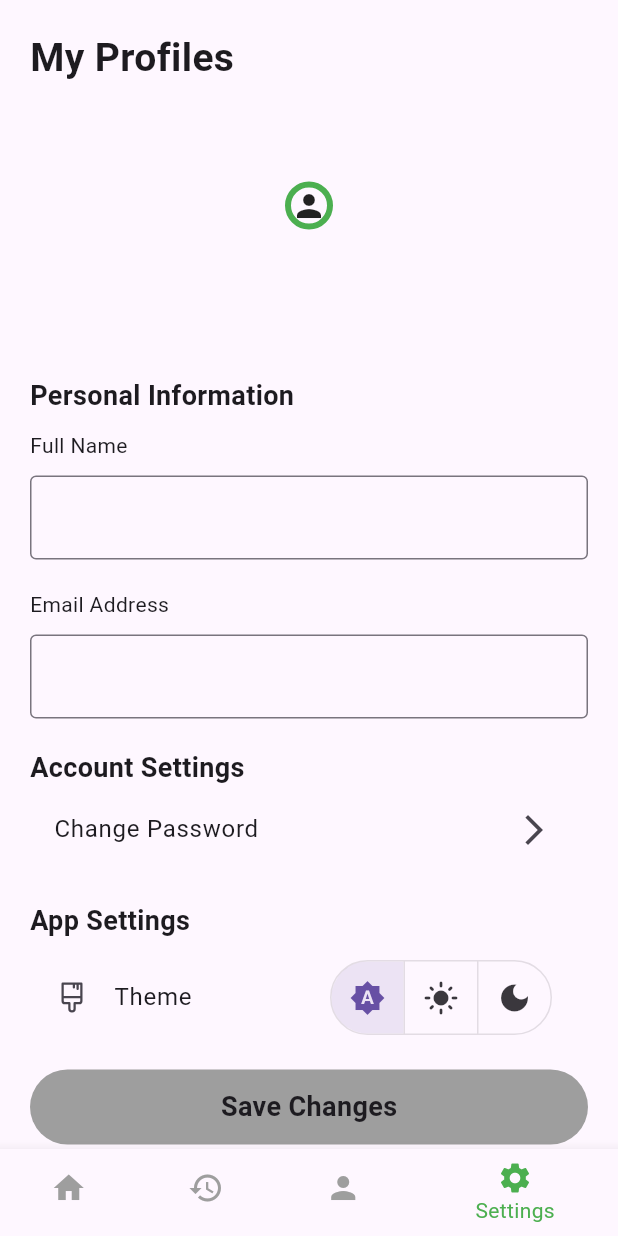
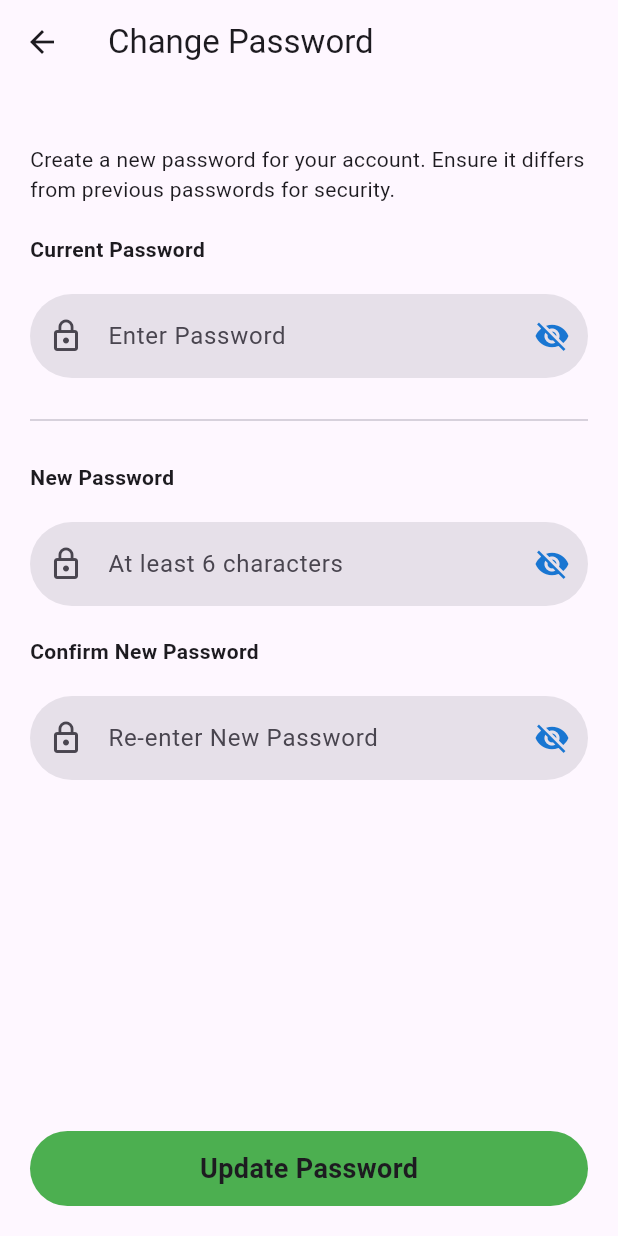
Before and after one commit to aliffirfan4523/padizdoctor, a Flutter app: the MainNavigationView screen opened by its route, item 4 of the bottom bar chosen, after a tap on "Change Password", on a phone screen of 412 x 824 dp. Run offline on Flutter 3.47's test engine with Material 3 defaults, Android fonts, the phone set to English and light mode, and no system bars; drawn by our look-alikes of cached_network_image; our stand-ins replace camera, cloud_firestore, firebase_auth, firebase_core, fl_chart, fluentui_system_icons and 6 more; missing offline and left inert: blur_detection; accounts and stored records are empty; network calls fail.

Commit message:
feat: Add change password functionality and reusable text field component

```diff
--- a/lib/src/app/app_navigation_view.dart
+++ b/lib/src/app/app_navigation_view.dart
@@ -28,8 +28,8 @@ class _MainNavigationViewState extends State<MainNavigationView> {
   @override
   void initState() {
     super.initState();
-
-    final uid = FirebaseAuth.instance.currentUser!.uid;
+    final user = FirebaseAuth.instance.currentUser;
+    final uid = user!.uid;
 
     _userSub = FirebaseFirestore.instance
         .collection('users')
--- /dev/null
+++ b/lib/src/auth/change_password_page.dart
@@ -0,0 +1,142 @@
+import 'package:flutter/material.dart';
+import 'package:padizdoctor/src/reusable_widgets/reusable_text_field.dart';
+import 'package:padizdoctor/src/reusable_widgets/text_button.dart';
+import 'package:padizdoctor/src/user/user_profile/user_service.dart';
+
+class ChangePasswordPage extends StatefulWidget {
+  const ChangePasswordPage({super.key});
+
+  @override
+  State<ChangePasswordPage> createState() => _ChangePasswordPageState();
+}
+
+class _ChangePasswordPageState extends State<ChangePasswordPage> {
+  final _formKey = GlobalKey<FormState>();
+  final TextEditingController _passwordController = TextEditingController();
+  final TextEditingController _newPasswordController = TextEditingController();
+  final TextEditingController _confirmPasswordController =
+      TextEditingController();
+
+  bool currentPasswordVisible = false;
+  bool newPasswordVisible = false;
+  bool confirmPasswordVisible = false;
+
+  @override
+  Widget build(BuildContext context) {
+    return Scaffold(
+      appBar: AppBar(
+        title: const Text("Change Password"),
+      ),
+      bottomNavigationBar: Padding(
+        padding: const EdgeInsets.all(20.0),
+        child: TextColorButton(Colors.green, "Update Password", () async {
+          if (_formKey.currentState!.validate()) {
+            // Process data.
+            final result = await UserService().updatePassword(
+                _passwordController.text, _newPasswordController.text);
+            if (result == "Password updated successfully!") {
+              if (mounted) {
+                ScaffoldMessenger.of(context).showSnackBar(const SnackBar(
+                  content: Text('Password updated successfully'),
+                ));
+                Navigator.pop(context);
+              }
+            } else {
+              if (mounted) {
+                ScaffoldMessenger.of(context).showSnackBar(SnackBar(
+                  content: Text(result),
+                ));
+              }
+            }
+          }
+        }),
+      ),
+      body: Padding(
+        padding: const EdgeInsets.only(left: 20.0, right: 20.0),
+        child: Form(
+          key: _formKey,
+          autovalidateMode: AutovalidateMode.onUserInteraction,
+          child: Column(
+            crossAxisAlignment: CrossAxisAlignment.start,
+            children: [
+              SizedBox(
+                height: 40,
+              ),
+              Text(
+                  "Create a new password for your account. Ensure it differs from previous passwords for security."),
+              SizedBox(height: 20),
+              Text("Current Password",
+                  style: TextStyle(fontWeight: FontWeight.bold)),
+              SizedBox(
+                height: 20,
+              ),
+              reusableTextField(
+                "Enter Password",
+                Icons.lock_outline,
+                true,
+                _passwordController,
+                borderRadius: 16,
+                passwordVisible: currentPasswordVisible,
+                onTogglePassword: () {
+                  setState(() {
+                    currentPasswordVisible = !currentPasswordVisible;
+                  });
+                },
+                validator: (val) {
+                  if (val!.isEmpty) return 'Empty';
+
+                  return null;
+                },
+              ),
+              SizedBox(height: 20),
+              Divider(),
+              SizedBox(height: 20),
+              Text("New Password",
+                  style: TextStyle(fontWeight: FontWeight.bold)),
+              SizedBox(
+                height: 20,
+              ),
+              reusableTextField(
+                "At least 6 characters",
+                Icons.lock_outline,
+                true,
+                _newPasswordController,
+                borderRadius: 16,
+                passwordVisible: newPasswordVisible,
+                onTogglePassword: () {
+                  setState(() {
+                    newPasswordVisible = !newPasswordVisible;
+                  });
+                },
+              ),
+              SizedBox(height: 20),
+              Text("Confirm New Password",
+                  style: TextStyle(fontWeight: FontWeight.bold)),
+              SizedBox(
+                height: 20,
+              ),
+              reusableTextField(
+                "Re-enter New Password",
+                Icons.lock_outline,
+                true,
+                _confirmPasswordController,
+                borderRadius: 16,
+                passwordVisible: confirmPasswordVisible,
+                onTogglePassword: () {
+                  setState(() {
+                    confirmPasswordVisible = !confirmPasswordVisible;
+                  });
+                },
+                validator: (val) {
+                  if (val!.isEmpty) return 'Empty';
+                  if (val != _newPasswordController.text) return 'Not Match';
+                  return null;
+                },
+              ),
+            ],
+          ),
+        ),
+      ),
+    );
+  }
+}
--- /dev/null
+++ b/lib/src/reusable_widgets/reusable_text_field.dart
@@ -0,0 +1,37 @@
+import 'package:flutter/material.dart';
+import 'package:padizdoctor/src/reusable_widgets/view_pass_button.dart';
+
+TextFormField reusableTextField(String text, IconData icon, bool isPasswordType,
+    TextEditingController controller,
+    {required int borderRadius,
+    required bool passwordVisible,
+    required VoidCallback onTogglePassword,
+    FormFieldValidator<String>? validator}) {
+  return TextFormField(
+    controller: controller,
+    obscureText: isPasswordType ? !passwordVisible : false,
+    enableSuggestions: !isPasswordType,
+    autocorrect: !isPasswordType,
+    decoration: InputDecoration(
+      prefixIcon: Icon(
+        icon,
+      ),
+      suffixIcon: isPasswordType
+          ? ViewPasswordButton(
+              isVisible: passwordVisible,
+              onToggle: onTogglePassword,
+            )
+          : null,
+      labelText: text,
+      filled: true,
+      floatingLabelBehavior: FloatingLabelBehavior.never,
+      border: OutlineInputBorder(
+          borderRadius: BorderRadius.circular(30.0),
+          borderSide: const BorderSide(width: 0, style: BorderStyle.none)),
+    ),
+    keyboardType: isPasswordType
+        ? TextInputType.visiblePassword
+        : TextInputType.emailAddress,
+    validator: validator,
+  );
+}
--- /dev/null
+++ b/lib/src/reusable_widgets/text_button.dart
@@ -0,0 +1,15 @@
+import 'package:flutter/material.dart';
+
+InkWell TextColorButton(Color color, String text, Function()? onTap) {
+  return InkWell(
+    onTap: onTap,
+    child: Container(
+        alignment: Alignment.center,
+        width: double.infinity,
+        height: 50,
+        decoration: BoxDecoration(
+            color: color, borderRadius: BorderRadius.all(Radius.circular(25))),
+        child: Text(text,
+            style: TextStyle(fontSize: 18, fontWeight: FontWeight.bold))),
+  );
+}
--- /dev/null
+++ b/lib/src/reusable_widgets/view_pass_button.dart
@@ -0,0 +1,23 @@
+import 'package:flutter/material.dart';
+
+class ViewPasswordButton extends StatelessWidget {
+  final bool isVisible;
+  final VoidCallback onToggle;
+
+  const ViewPasswordButton({
+    super.key,
+    required this.isVisible,
+    required this.onToggle,
+  });
+
+  @override
+  Widget build(BuildContext context) {
+    return IconButton(
+      onPressed: onToggle,
+      icon: Icon(
+        isVisible ? Icons.visibility : Icons.visibility_off,
+        color: Theme.of(context).primaryColorDark,
+      ),
+    );
+  }
+}
--- a/lib/src/user/my_activity/my_activity.dart
+++ b/lib/src/user/my_activity/my_activity.dart
@@ -36,28 +36,37 @@ class _MyActivityState extends State<MyActivity> {
           ),
           SizedBox(height: 20),
           Padding(
-            padding: const EdgeInsets.all(8.0),
-            child: Container(
+            padding: const EdgeInsets.all(20.0),
+            child: _diseaseDistribution(),
+          )
+        ],
+      ),
+    );
+  }
+
+  Container _diseaseDistribution() {
+    return Container(
       decoration: BoxDecoration(
-                  border: Border(bottom: BorderSide(color: Colors.grey))),
+          border: Border.all(color: Colors.grey.shade300, width: 5),
+          borderRadius: BorderRadius.circular(40)),
       child: Column(
         spacing: 10,
         children: [
+          SizedBox(height: 10),
           Text(
             'Recent Scans',
             style: TextStyle(fontSize: 20, fontWeight: FontWeight.bold),
           ),
           Divider(),
           AspectRatio(
-                    aspectRatio: 1.3,
+            aspectRatio: 1.4,
             child: AspectRatio(
-                      aspectRatio: 1,
+              aspectRatio: 1.4,
               child: PieChart(
                 PieChartData(
                   sections: showingSections(),
                   pieTouchData: PieTouchData(
-                            touchCallback:
-                                (FlTouchEvent event, pieTouchResponse) {
+                    touchCallback: (FlTouchEvent event, pieTouchResponse) {
                       setState(() {
                         if (!event.isInterestedForInteractions ||
                             pieTouchResponse == null ||
@@ -74,7 +83,7 @@ class _MyActivityState extends State<MyActivity> {
                     show: false,
                   ),
                   sectionsSpace: 0,
-                          centerSpaceRadius: 40,
+                  centerSpaceRadius: 60,
                 ),
               ),
             ),
@@ -100,10 +109,6 @@ class _MyActivityState extends State<MyActivity> {
               DataCell(Text('2 days ago')),
             ]),
           ]),
-                ],
-              ),
-            ),
-          )
         ],
       ),
     );
--- a/lib/src/user/my_profile/my_profile.dart
+++ b/lib/src/user/my_profile/my_profile.dart
@@ -1,7 +1,10 @@
 import 'package:cached_network_image/cached_network_image.dart';
 import 'package:fluentui_system_icons/fluentui_system_icons.dart';
 import 'package:flutter/material.dart';
+import 'package:padizdoctor/src/auth/auth_service.dart';
+import 'package:padizdoctor/src/auth/change_password_page.dart';
 import 'package:padizdoctor/src/common_widget/theme_toggle_button.dart';
+import 'package:padizdoctor/src/reusable_widgets/text_button.dart';
 import 'package:padizdoctor/src/settings/settings_controller.dart';
 import 'package:padizdoctor/src/user/user_profile/user_service.dart';
 
@@ -118,7 +121,14 @@ class _MyProfileState extends State<MyProfile> {
           ListTile(
             title: Text("Change Password"),
             trailing: Icon(Icons.arrow_forward_ios),
-            onTap: () {},
+            onTap: () {
+              Navigator.push(
+                context,
+                MaterialPageRoute(
+                  builder: (context) => ChangePasswordPage(),
+                ),
+              );
+            },
           ),
           SizedBox(height: 20),
           Text("App Settings",
@@ -133,7 +143,6 @@ class _MyProfileState extends State<MyProfile> {
                   .map((option) => widget.controller.themeMode == option.theme)
                   .toList(),
               onPressed: (index) {
-                print(options[index].theme);
                 widget.controller.updateThemeMode(options[index].theme);
               },
               children: options.map((option) => option.widget).toList(),
@@ -153,24 +162,13 @@ class _MyProfileState extends State<MyProfile> {
             }
           }),
           SizedBox(height: 10),
-          TextColorButton(Colors.red, "Log Out", () {}),
+          TextColorButton(Colors.red, "Log Out", () {
+            Navigator.of(context).pop();
+            AuthService.instance.signOut();
+            Navigator.pushReplacementNamed(context, "/login");
+          }),
         ],
       ),
     ));
   }
-
-  InkWell TextColorButton(Color color, String text, Function()? onTap) {
-    return InkWell(
-      onTap: onTap,
-      child: Container(
-          alignment: Alignment.center,
-          width: double.infinity,
-          height: 50,
-          decoration: BoxDecoration(
-              color: color,
-              borderRadius: BorderRadius.all(Radius.circular(25))),
-          child: Text(text,
-              style: TextStyle(fontSize: 18, fontWeight: FontWeight.bold))),
-    );
-  }
 }
```
Also changed, not shown: lib/src/auth/signin_screen.dart (+13 -14 lines), lib/src/auth/signup_screen.dart (+20 -23 lines), lib/src/reusable_widgets/reusable_widget.dart (+1 -32 lines), lib/src/user/user_profile/user_service.dart (+18 -0 lines). Lines whose indentation alone changed are shown as unchanged.
